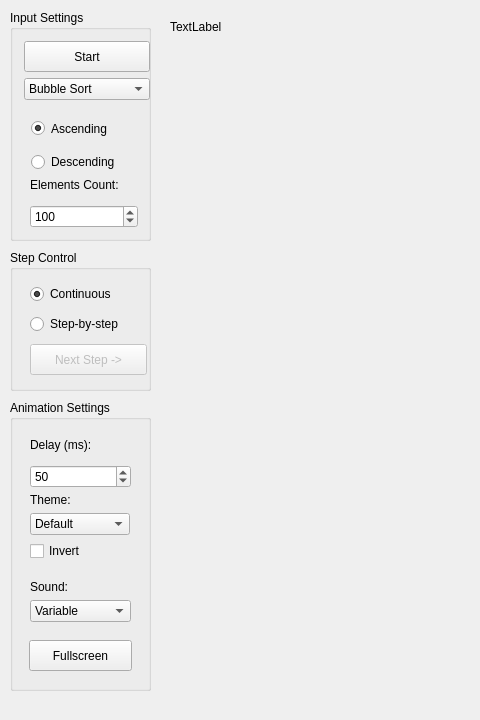
adamt-eng/sorting-visualizer, file mainwindow.ui: the form before one commit; both pictures show x 0 to 480 and y 0 to 720 of the 1280 by 720 pixel window.
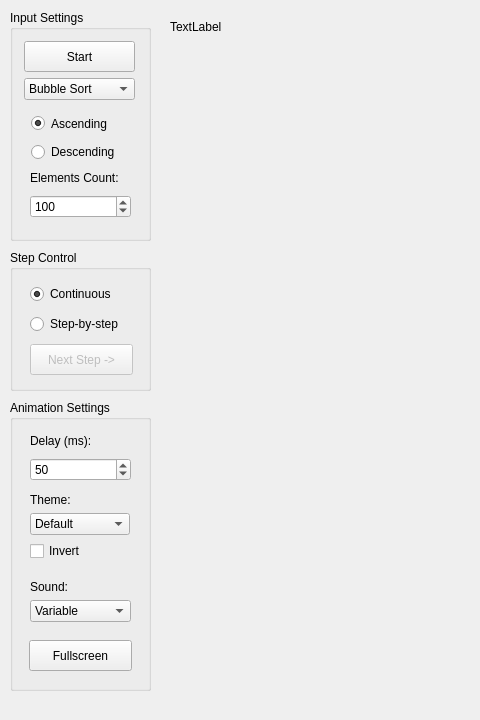
The form after the commit.

```diff
--- a/mainwindow.ui
+++ b/mainwindow.ui
@@ -64,7 +64,7 @@
       <rect>
        <x>20</x>
        <y>30</y>
-       <width>117</width>
+       <width>103</width>
        <height>101</height>
       </rect>
      </property>
@@ -133,9 +133,9 @@
      <property name="geometry">
       <rect>
        <x>20</x>
-       <y>160</y>
-       <width>108</width>
-       <height>58</height>
+       <y>157</y>
+       <width>101</width>
+       <height>51</height>
       </rect>
      </property>
      <layout class="QVBoxLayout" name="elementsLayout">
@@ -166,7 +166,7 @@
       <rect>
        <x>14</x>
        <y>31</y>
-       <width>126</width>
+       <width>111</width>
        <height>71</height>
       </rect>
      </property>
@@ -250,8 +250,8 @@
       <rect>
        <x>21</x>
        <y>101</y>
-       <width>109</width>
-       <height>61</height>
+       <width>101</width>
+       <height>51</height>
       </rect>
      </property>
      <layout class="QVBoxLayout" name="ascendingFormLayout">
@@ -299,7 +299,7 @@
        <x>20</x>
        <y>30</y>
        <width>101</width>
-       <height>58</height>
+       <height>51</height>
       </rect>
      </property>
      <layout class="QVBoxLayout" name="delayLayout">
@@ -330,8 +330,8 @@
       <rect>
        <x>20</x>
        <y>93</y>
-       <width>128</width>
-       <height>90</height>
+       <width>105</width>
+       <height>76</height>
       </rect>
      </property>
      <layout class="QFormLayout" name="themeLayout">
```
